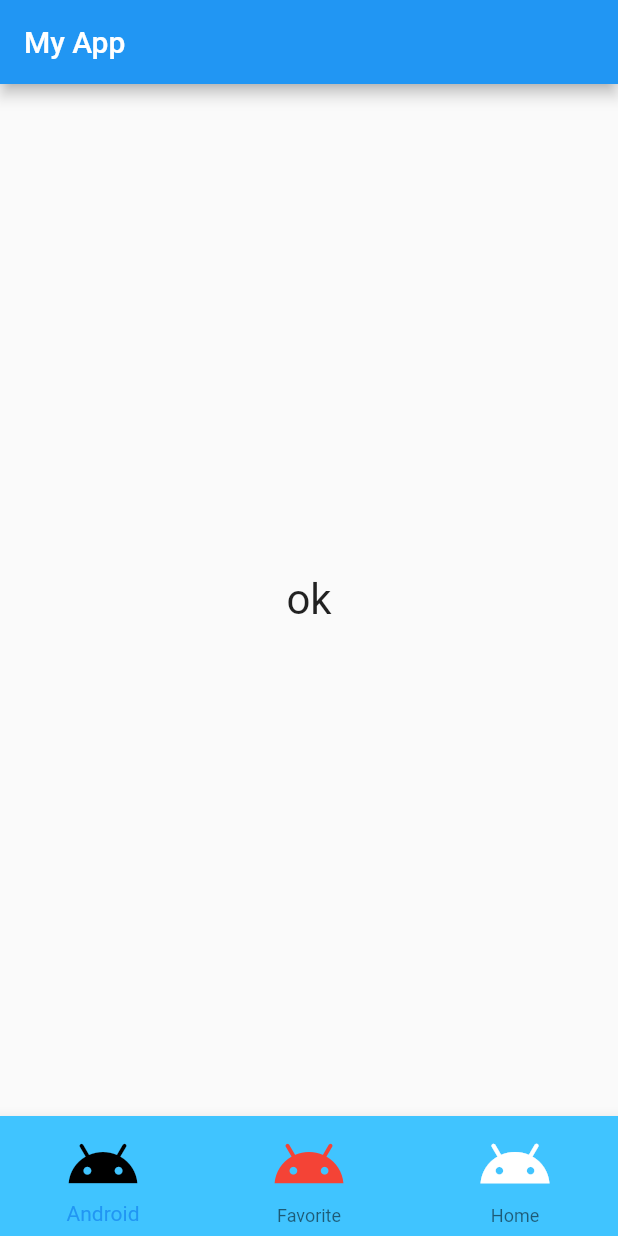
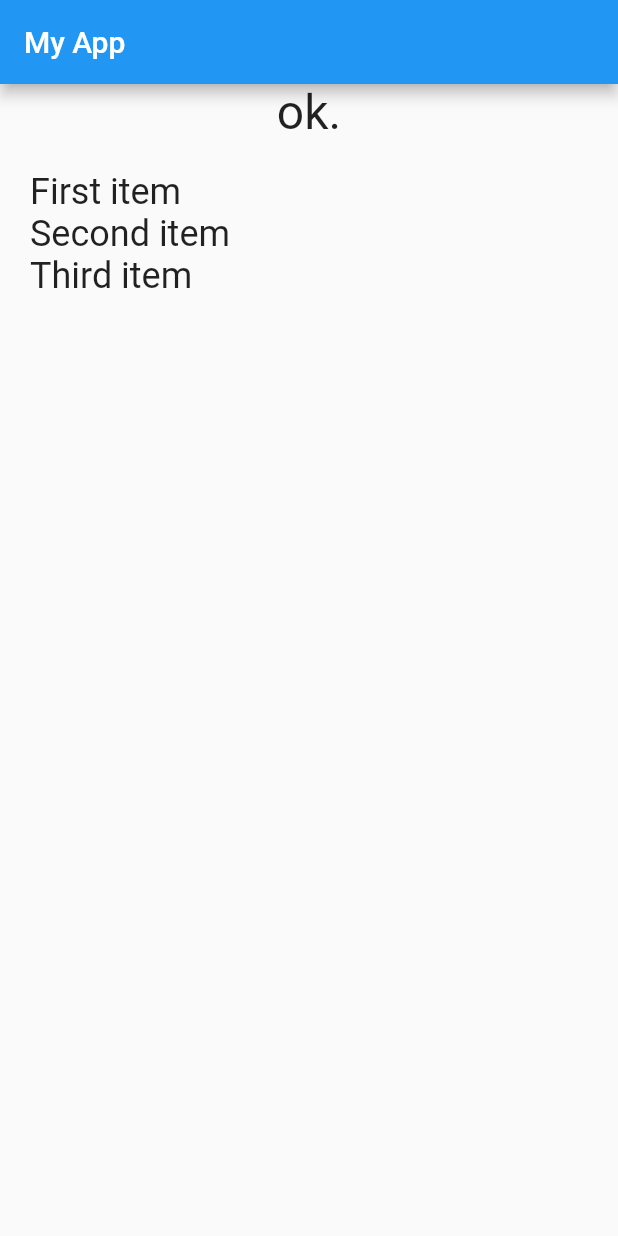
Before and after one commit to naokimakino/introduction-to-flutter3, a Flutter app: the screen it shows after launch, on a phone screen of 412 x 824 dp. Run offline on Flutter 3.47's test engine with Material 2 defaults, Android fonts, the light colour scheme and no system bars.

Commit message:
feat(chapter4): list4_3

```diff
--- a/chapter4/lib/main.dart
+++ b/chapter4/lib/main.dart
@@ -28,8 +28,7 @@
 }
 
 class _MyHomePageState extends State<MyHomePage> {
-  static var _message = 'ok';
-  static var _index = 0;
+  static const _message = 'ok.';
 
   @override
   Widget build(BuildContext context) {
@@ -37,33 +36,32 @@
       appBar: AppBar(
         title: const Text('My App'),
       ),
-      body: Center(
-        child: Text(_message, style: const TextStyle(fontSize: 28.0)),
-      ),
-      bottomNavigationBar: BottomNavigationBar(
-        currentIndex: _index,
-        backgroundColor: Colors.lightBlueAccent,
-        items: const <BottomNavigationBarItem>[
-          BottomNavigationBarItem(
-              label: 'Android',
-              icon: Icon(Icons.android, color: Colors.black, size: 50)),
-          BottomNavigationBarItem(
-              label: 'Favorite',
-              icon: Icon(Icons.android, color: Colors.red, size: 50)),
-          BottomNavigationBarItem(
-              label: 'Home',
-              icon: Icon(Icons.android, color: Colors.white, size: 50))
+      body: Column(
+        children: <Widget>[
+          const Text(
+            _message,
+            style: TextStyle(fontSize: 32.0),
+          ),
+          ListView(
+            shrinkWrap: true,
+            padding: const EdgeInsets.all(20.0),
+            children: const [
+              Text(
+                'First item',
+                style: TextStyle(fontSize: 24.0),
+              ),
+              Text(
+                'Second item',
+                style: TextStyle(fontSize: 24.0),
+              ),
+              Text(
+                'Third item',
+                style: TextStyle(fontSize: 24.0),
+              ),
+            ],
+          )
         ],
-        onTap: tapBottomIcon,
       ),
     );
   }
-
-  void tapBottomIcon(int value) {
-    var items = ['Android', 'Favorite', 'Home'];
-    setState(() {
-      _index = value;
-      _message = 'you tapped: "${items[_index]}".';
-    });
-  }
 }
```
